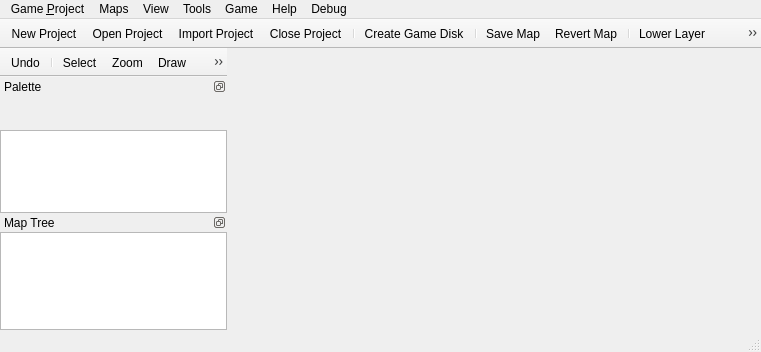
First picture: the form in src/mainwindow.ui, repository EasyRPG/Editor, before the edit.
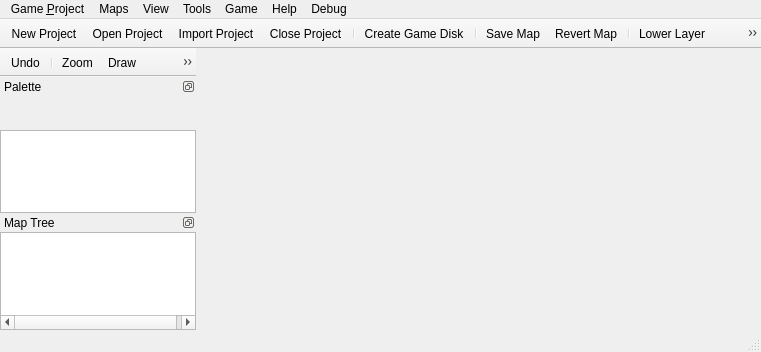
Second picture: the form after the edit. Icons and pictures are not drawn.

The edit to the form file:
```diff
--- a/src/mainwindow.ui
+++ b/src/mainwindow.ui
@@ -179,13 +179,13 @@
   <widget class="QDockWidget" name="dockPalete">
    <property name="minimumSize">
     <size>
-     <width>227</width>
+     <width>196</width>
      <height>127</height>
     </size>
    </property>
    <property name="maximumSize">
     <size>
-     <width>227</width>
+     <width>196</width>
      <height>524287</height>
     </size>
    </property>
@@ -271,13 +271,13 @@
   <widget class="QToolBar" name="toolBar">
    <property name="minimumSize">
     <size>
-     <width>227</width>
+     <width>196</width>
      <height>0</height>
     </size>
    </property>
    <property name="maximumSize">
     <size>
-     <width>227</width>
+     <width>196</width>
      <height>16777215</height>
     </size>
    </property>
@@ -295,7 +295,6 @@
    </attribute>
    <addaction name="actionUndo"/>
    <addaction name="separator"/>
-   <addaction name="actionSelect"/>
    <addaction name="actionZoom"/>
    <addaction name="actionDraw"/>
    <addaction name="actionRectangle"/>
@@ -660,21 +659,6 @@
     <string>Undo last action</string>
    </property>
   </action>
-  <action name="actionSelect">
-   <property name="checkable">
-    <bool>true</bool>
-   </property>
-   <property name="icon">
-    <iconset resource="Resources.qrc">
-     <normaloff>:/icons/share/old_select.png</normaloff>:/icons/share/old_select.png</iconset>
-   </property>
-   <property name="text">
-    <string>Select</string>
-   </property>
-   <property name="toolTip">
-    <string>Select and move part of the map</string>
-   </property>
-  </action>
   <action name="actionZoom">
    <property name="checkable">
     <bool>true</bool>
```
